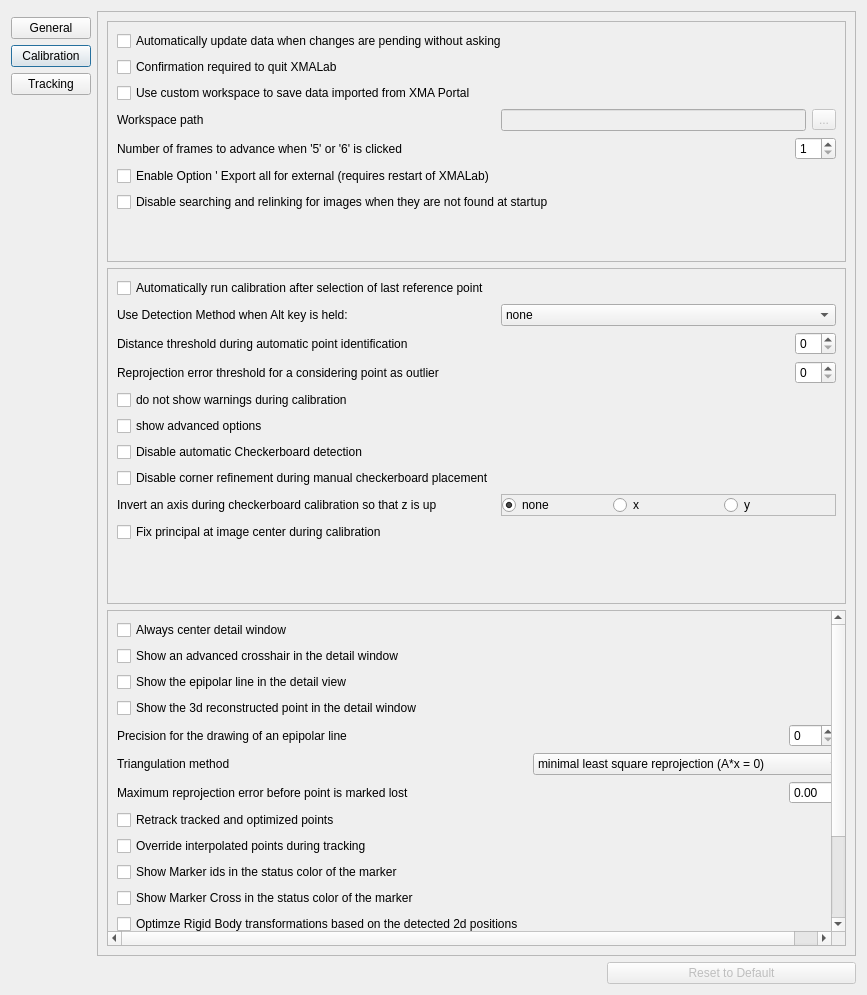
XROMMPackages/xmalab, file src/ui/ui-files/SettingsDialog.ui: the form before one commit.
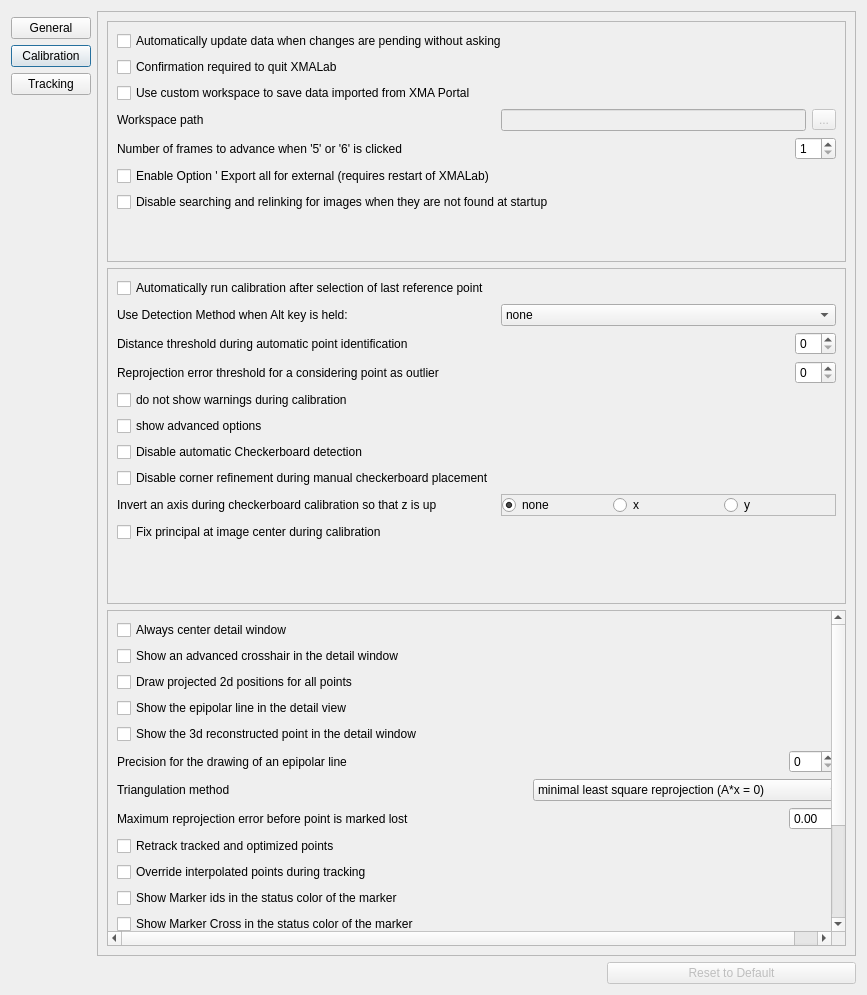
The form after the commit. Icons and pictures are not drawn.

Commit message: fixes #223 : Added an option to the settings which draws all projected 2d positions and not just for the active marker

The edit to the form file:
```diff
--- a/src/ui/ui-files/SettingsDialog.ui
+++ b/src/ui/ui-files/SettingsDialog.ui
@@ -10,7 +10,7 @@
     <x>0</x>
     <y>0</y>
     <width>867</width>
-    <height>907</height>
+    <height>930</height>
    </rect>
   </property>
   <property name="windowTitle">
@@ -441,7 +441,7 @@
            <x>0</x>
            <y>0</y>
            <width>729</width>
-           <height>404</height>
+           <height>427</height>
           </rect>
          </property>
          <layout class="QGridLayout" name="gridLayout_5">
@@ -666,6 +666,19 @@
             </property>
            </widget>
           </item>
+          <item row="2" column="0">
+           <widget class="QCheckBox" name="checkBox_DrawProjected2DpositionsForAllPoints">
+            <property name="sizePolicy">
+             <sizepolicy hsizetype="Minimum" vsizetype="Minimum">
+              <horstretch>0</horstretch>
+              <verstretch>0</verstretch>
+             </sizepolicy>
+            </property>
+            <property name="text">
+             <string>Draw projected 2d positions for all points</string>
+            </property>
+           </widget>
+          </item>
          </layout>
         </widget>
        </widget>
```
Left out of the diff: 13 changed lines with no effect on the pictures. The commit also changes 4 other files.
